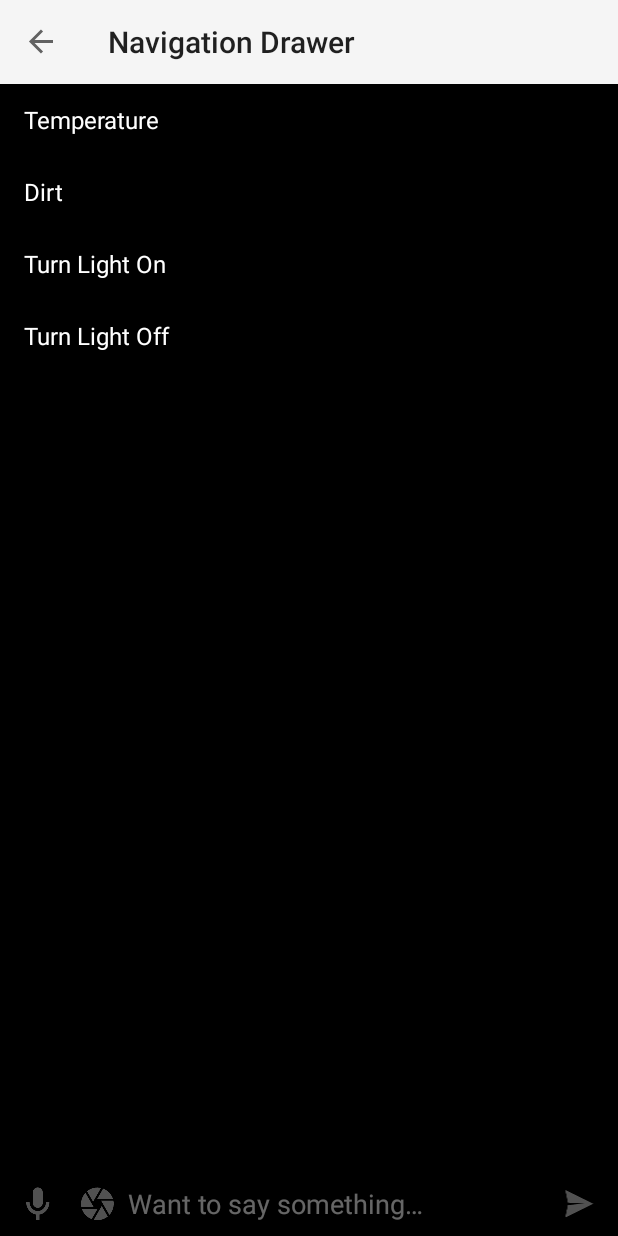
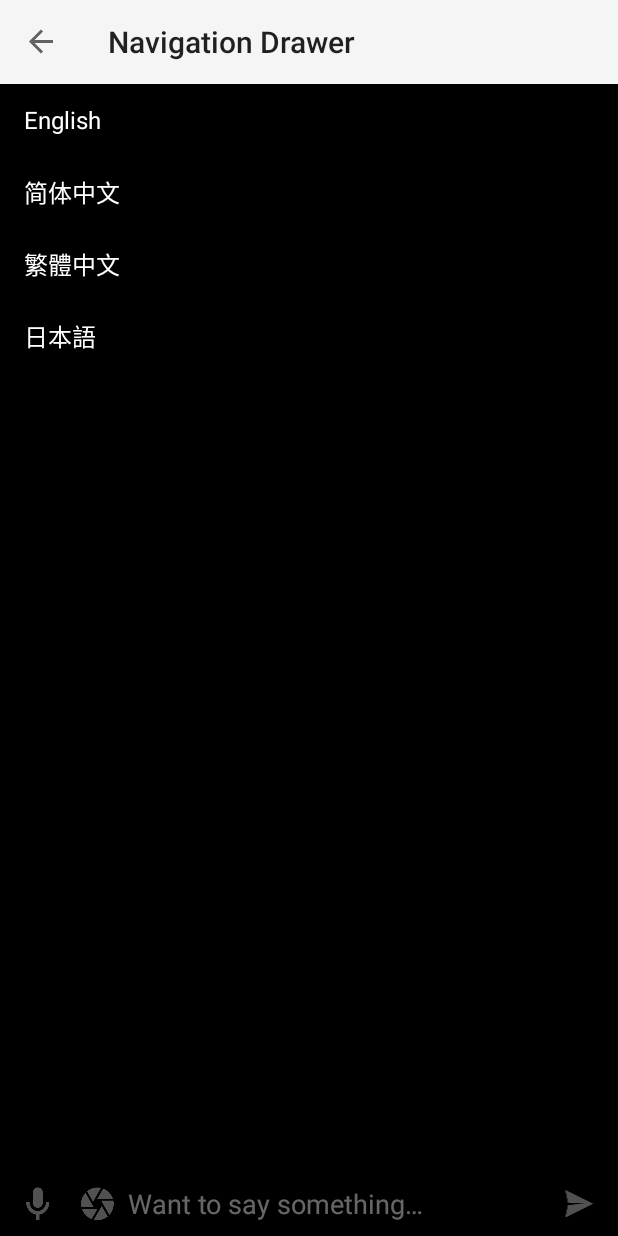
Before and after one commit to bingliang-zh/belong, an Android app: the screen it shows after launch (MainActivity), with the side drawer open, on a phone screen of 412 x 824 dp. Run offline under Robolectric (Android 15) with nearby library versions, the phone set to English and light mode, and no system bars; pictures from the network do not load; 13 statements that could not run were skipped.

Commit message:
合并各种字串报错并国际化

```diff
--- a/client/mobile/src/main/res/values/donottranslate.xml
+++ b/client/mobile/src/main/res/values/donottranslate.xml
@@ -1,4 +1,12 @@
 <resources>
+
+    <string-array name="drawer_array">
+        <item>English</item>
+        <item>简体中文</item>
+        <item>繁體中文</item>
+        <item>日本語</item>
+    </string-array>
+
     <!--Key values.-->
     <string name="voicecloud_app_id">54b1650c</string>
     <string name="simsimi_trial_key">1eef60df-23e1-4f6d-a072-8cbd5ccd9b0f</string>
--- a/client/mobile/src/main/res/values/strings.xml
+++ b/client/mobile/src/main/res/values/strings.xml
@@ -13,17 +13,7 @@
     <string name="no_text_in_edit_text">Just say something…</string>
     <string name="screen_shot_tip">Capturing to internal storage…May seem foggy, don\'t worry.</string>
     <string name="drawer_title">Navigation Drawer</string>
-    <string-array name="drawer_array">
-        <item>Temperature</item>
-        <item>Dirt</item>
-        <item>Turn Light On</item>
-        <item>Turn Light Off</item>
-    </string-array>
     <string name="loading">Loading…</string>
-
-    <!--Error things, need translation too-->
-    <string name="init_fail" translatable="false">Initialization failed, error code: </string>
-    <string name="iat_fail" translatable="false">Get voice failed, error code: </string>
-    <string name="tts_fail" translatable="false">Text to sound failed, error code: </string>
+    <string name="fail">Failed, error code: </string>
 
 </resources>
```
Also changed, not shown: client/mobile/src/main/java/com/blStudio/belong/MyVoiceCloud.java (+4 -4 lines), 3 other files.
